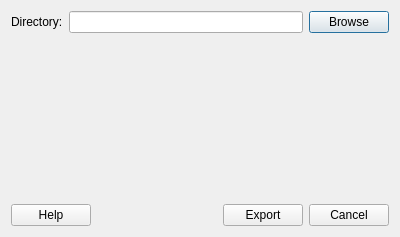
Before: the Qt Designer form qt_ui/DialogExportVocabulary.ui in FilmColors/VIAN, drawn with Qt 5.
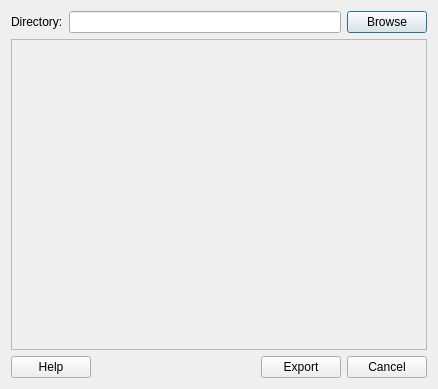
After: the same form once the commit is applied.

Diff of the .ui file:
```diff
--- a/qt_ui/DialogExportVocabulary.ui
+++ b/qt_ui/DialogExportVocabulary.ui
@@ -6,8 +6,8 @@
    <rect>
     <x>0</x>
     <y>0</y>
-    <width>400</width>
-    <height>237</height>
+    <width>438</width>
+    <height>389</height>
    </rect>
   </property>
   <property name="windowTitle">
@@ -36,6 +36,21 @@
     </layout>
    </item>
    <item>
+    <widget class="QScrollArea" name="scrollArea">
+     <property name="widgetResizable">
+      <bool>true</bool>
+     </property>
+     <widget class="QWidget" name="scrollAreaWidgetContents">
+      <property name="geometry">
+       <rect>
+        <x>0</x>
+        <y>0</y>
+        <width>418</width>
+        <height>307</height>
+       </rect>
+      </property>
+      <layout class="QVBoxLayout" name="verticalLayout_2">
+       <item>
     <widget class="QWidget" name="vocList" native="true">
      <property name="sizePolicy">
       <sizepolicy hsizetype="Preferred" vsizetype="Preferred">
@@ -43,9 +58,7 @@
        <verstretch>0</verstretch>
       </sizepolicy>
      </property>
-     <layout class="QVBoxLayout" name="verticalLayout_3"/>
-    </widget>
-   </item>
+         <layout class="QVBoxLayout" name="verticalLayout_3">
    <item>
     <spacer name="verticalSpacer">
      <property name="orientation">
@@ -58,6 +71,13 @@
       </size>
      </property>
     </spacer>
+          </item>
+         </layout>
+        </widget>
+       </item>
+      </layout>
+     </widget>
+    </widget>
    </item>
    <item>
     <layout class="QHBoxLayout" name="horizontalLayout">
```
Lines whose indentation alone changed are shown as unchanged.
